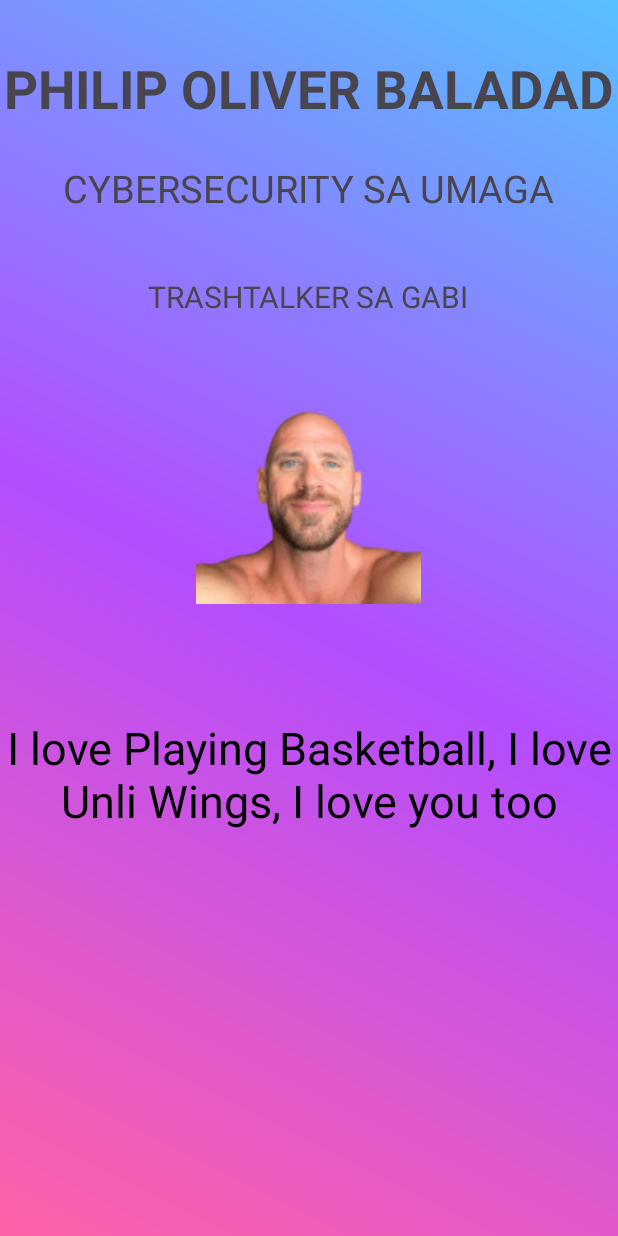
After one commit to pacalso-jjc/cc17-3k-about-me, an Android app: the AboutPhilipActivity screen opened directly, with no data from a screen before it, on a phone screen of 412 x 824 dp. The commit adds this screen. Run offline under Robolectric (Android 15) with nearby library versions, the phone set to English and light mode, and no system bars.

Commit message:
Finished Creating my Page

```diff
--- a/app/src/main/AndroidManifest.xml
+++ b/app/src/main/AndroidManifest.xml
@@ -13,6 +13,9 @@
         android:theme="@style/Theme.CC173FAboutMe"
         tools:targetApi="31">
         <activity
+            android:name=".AboutPhilipActivity"
+            android:exported="false" />
+        <activity
             android:name=".AboutJaneDoeActivity"
             android:exported="false" />
         <activity
@@ -20,7 +23,7 @@
             android:exported="false" />
         <activity
             android:name=".AboutPaoActivity"
-            android:exported="false"/>
+            android:exported="false" />
         <activity
             android:name=".AboutRykielActivity"
             android:exported="false" />
--- /dev/null
+++ b/app/src/main/java/com/example/cc17_3f_aboutme/AboutPhilipActivity.kt
@@ -0,0 +1,20 @@
+package com.example.cc17_3f_aboutme
+
+import android.os.Bundle
+import androidx.activity.enableEdgeToEdge
+import androidx.appcompat.app.AppCompatActivity
+import androidx.core.view.ViewCompat
+import androidx.core.view.WindowInsetsCompat
+
+class AboutPhilipActivity : AppCompatActivity() {
+    override fun onCreate(savedInstanceState: Bundle?) {
+        super.onCreate(savedInstanceState)
+        enableEdgeToEdge()
+        setContentView(R.layout.activity_about_philip)
+        ViewCompat.setOnApplyWindowInsetsListener(findViewById(R.id.main)) { v, insets ->
+            val systemBars = insets.getInsets(WindowInsetsCompat.Type.systemBars())
+            v.setPadding(systemBars.left, systemBars.top, systemBars.right, systemBars.bottom)
+            insets
+        }
+    }
+}
--- a/app/src/main/java/com/example/cc17_3f_aboutme/MainActivity.kt
+++ b/app/src/main/java/com/example/cc17_3f_aboutme/MainActivity.kt
@@ -56,7 +56,18 @@ class MainActivity : AppCompatActivity() {
                 startActivity(intent)
             })
 
-        val arrList = listOf(aboutMe1, aboutMe2, aboutMe48, rykielDelaCalzada)
+        val philipB = AboutMe(R.drawable.baladad_philip,
+            "Philip Oliver M. Baladad",
+            "Mabait na Nilalang",
+            {view ->
+                val intent = Intent(this, AboutPhilipActivity::class.java)
+                startActivity(intent)
+            })
+
+
+
+
+        val arrList = listOf(aboutMe1, aboutMe2, aboutMe48, rykielDelaCalzada, philipB)
 
         rvAboutMe.adapter = AboutMeAdapter(arrList)
     }
--- /dev/null
+++ b/app/src/main/res/drawable/akin_lang_to.xml
@@ -0,0 +1,12 @@
+<?xml version="1.0" encoding="utf-8"?>
+<layer-list xmlns:android="http://schemas.android.com/apk/res/android">
+    <item>
+        <shape>
+            <gradient
+                android:startColor="#FF61A6"
+                android:centerColor="#B34DFF"
+                android:endColor="#56C1FF"
+                android:angle="45"/>
+        </shape>
+    </item>
+</layer-list>
--- /dev/null
+++ b/app/src/main/res/layout/activity_about_philip.xml
@@ -0,0 +1,72 @@
+<?xml version="1.0" encoding="utf-8"?>
+<FrameLayout xmlns:android="http://schemas.android.com/apk/res/android"
+    xmlns:tools="http://schemas.android.com/tools"
+    android:id="@+id/main"
+    android:layout_width="match_parent"
+    android:layout_height="match_parent"
+    android:padding="25dp"
+    android:background="@drawable/akin_lang_to"
+    tools:context=".AboutPhilipActivity">
+
+
+    <LinearLayout
+        android:layout_width="match_parent"
+        android:layout_height="wrap_content"
+        android:orientation="vertical"
+        tools:ignore="UselessParent">
+
+        <TextView
+            android:layout_width="wrap_content"
+            android:layout_height="wrap_content"
+            android:layout_marginTop="35dp"
+            android:layout_gravity="center"
+            android:textAlignment="center"
+            android:text="Philip Oliver Baladad"
+            android:textStyle="bold"
+            android:textAllCaps="true"
+            android:textSize="35sp"
+            tools:ignore="HardcodedText" />
+
+        <TextView
+            android:layout_width="wrap_content"
+            android:layout_height="wrap_content"
+            android:layout_gravity="center"
+            android:padding="25dp"
+            android:text="CYBERSECURITY SA UMAGA"
+            android:textSize="25sp"
+            tools:ignore="HardcodedText" />
+
+        <TextView
+            android:layout_width="wrap_content"
+            android:layout_height="wrap_content"
+            android:layout_gravity="center"
+            android:textAlignment="center"
+            android:padding="16dp"
+            android:layout_marginStart="16dp"
+            android:layout_marginEnd="16dp"
+            android:text="TRASHTALKER SA GABI"
+            android:textSize="20sp"
+            tools:ignore="HardcodedText" />
+
+        <ImageView
+            android:layout_width="wrap_content"
+            android:layout_height="wrap_content"
+            android:layout_gravity="center"
+            android:padding="25dp"
+            android:contentDescription="@string/todo"
+            android:src="@drawable/baladad_philip"
+            />
+
+        <TextView
+            android:layout_width="wrap_content"
+            android:layout_height="wrap_content"
+            android:layout_gravity="center"
+            android:textAlignment="center"
+            android:text="@string/i_love_playing_basketball_i_love_unli_wings_i_love_you_too"
+            android:textSize="30sp"
+            android:layout_marginTop="50dp"
+            android:textColor="@color/black"/>
+
+    </LinearLayout>
+
+</FrameLayout>
--- a/app/src/main/res/values/strings.xml
+++ b/app/src/main/res/values/strings.xml
@@ -1,3 +1,5 @@
 <resources>
     <string name="app_name">CC17-3F-AboutMe</string>
+    <string name="todo">TODO</string>
+    <string name="i_love_playing_basketball_i_love_unli_wings_i_love_you_too">I love Playing Basketball, I love Unli Wings, I love you too</string>
 </resources>
```
Also changed, not shown: app/src/main/res/drawable/baladad_philip.png (added).
